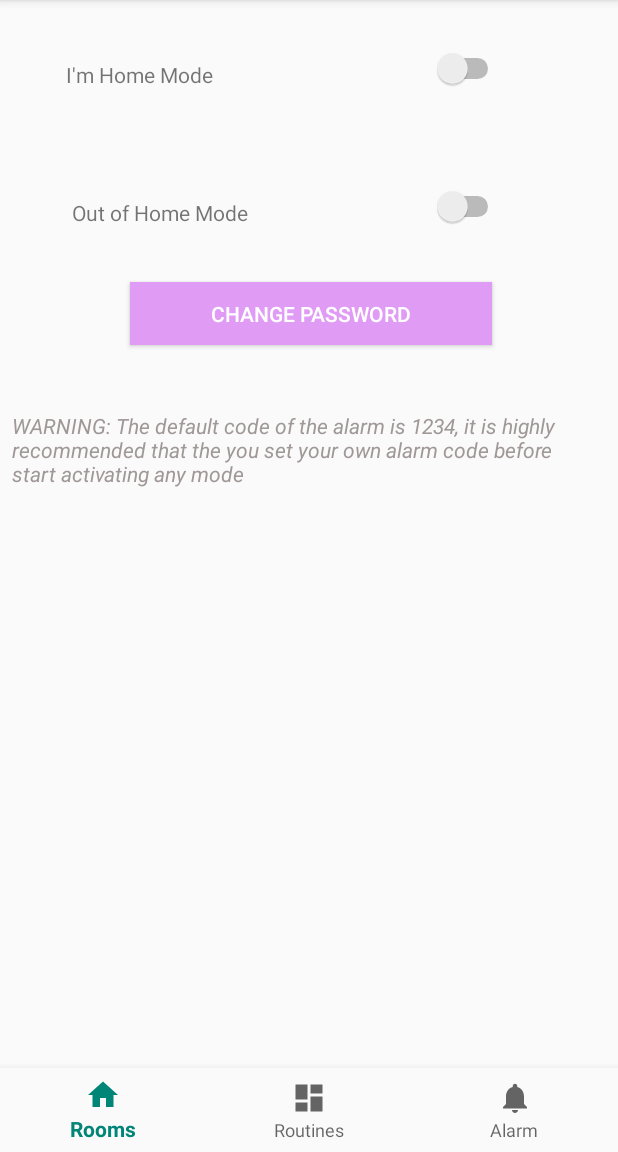
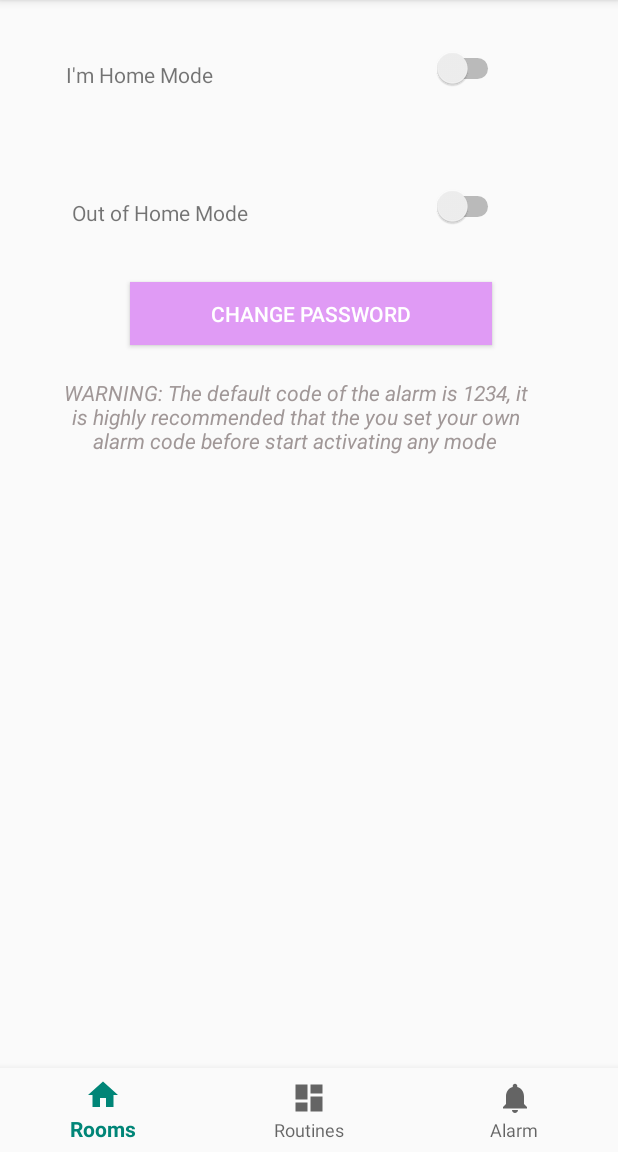
Before and after one commit to EugeDamm/HCI-App, an Android app: the fragment AlarmFragment placed in its activity, on a phone screen of 412 x 824 dp, the part 84-1236 px from its top. Run offline under Robolectric (Android 15) with nearby library versions, the phone set to English and light mode, and no system bars; our stand-ins replace Volley; network calls fail; 2 statements that could not run were skipped.

Commit message:
alarm finally done (for real)
alarm finaaaaaaaaaally done (for real)

```diff
--- a/app/src/main/java/ar/edu/itba/hci/smarthomesystem/MainActivity.java
+++ b/app/src/main/java/ar/edu/itba/hci/smarthomesystem/MainActivity.java
@@ -2,31 +2,18 @@ package ar.edu.itba.hci.smarthomesystem;
 
 
 import android.arch.lifecycle.MutableLiveData;
-import android.arch.lifecycle.Observer;
-import android.arch.lifecycle.ViewModel;
-import android.arch.lifecycle.ViewModelProvider;
-import android.arch.lifecycle.ViewModelProviders;
 import android.content.Context;
-import android.graphics.Point;
 import android.os.Bundle;
-import android.support.annotation.Nullable;
 import android.support.design.widget.BottomNavigationView;
 import android.support.v4.app.Fragment;
-import android.support.v4.app.FragmentManager;
 import android.support.v7.app.AppCompatActivity;
 import android.support.annotation.NonNull;
-import android.support.v7.widget.RecyclerView;
 import android.util.Log;
 import android.view.Display;
 import android.view.MenuItem;
 import android.view.Surface;
-import android.view.View;
-import android.view.ViewGroup;
 import android.view.WindowManager;
-import android.widget.TextView;
-import android.widget.Toast;
 
-import com.android.volley.NetworkResponse;
 import com.android.volley.Response;
 import com.android.volley.VolleyError;
 import java.util.ArrayList;
@@ -41,11 +28,7 @@ public class MainActivity extends AppCompatActivity implements BottomNavigationV
     private Fragment fragment = null;
     private Bundle bundle = new Bundle();
     public Context context;
-    private RoomListViewModel viewModel;
-    boolean ALARM_CREATED = false;
     private String ALARM_TYPE_ID = "mxztsyjzsrq7iaqc";
-    String alarmId;
-    private ArrayList<Device> mDevices = new ArrayList<>();
 
     @Override
     protected void onCreate(Bundle savedInstanceState) {
@@ -56,27 +39,10 @@ public class MainActivity extends AppCompatActivity implements BottomNavigationV
         setContentView(R.layout.activity_main);
         BottomNavigationView navView = findViewById(R.id.nav_view);
         navView.setOnNavigationItemSelectedListener(this);
-        Api.getInstance(this).getRooms(new Response.Listener<ArrayList<Room>>() {
-            @Override
-            public void onResponse(ArrayList<Room> response) {
-                bundle.putParcelableArrayList("rooms", response);
-                fragment = new Rooms();
-                fragment.setArguments(bundle);
-                loadFragment(fragment);
-            }
-        }, new Response.ErrorListener() {
-            @Override
-            public void onErrorResponse(VolleyError error) {
-                ErrorHandler.handleError(error, MainActivity.this);
-            }
-        });
-        if(display.getRotation() == Surface.ROTATION_90) {
-            loadDoubleView();
-        } else {
+        if(savedInstanceState == null) {
             fragment = new Rooms();
+        }
             loadFragment(fragment);
-        }
-
     }
 
     @Override
@@ -111,7 +77,7 @@ public class MainActivity extends AppCompatActivity implements BottomNavigationV
                             if(d.getTypeId().equals(ALARM_TYPE_ID)) {
                                 AlarmFragment alarmFragment = new AlarmFragment();
                                 Bundle bundle = new Bundle();
-                                Alarm alarm = new Alarm(d.getName(), d.getId(), d.getTypeId());
+                                Alarm alarm = new Alarm("",d.getName(), d.getId());
                                 bundle.putSerializable("alarm", alarm);
                                 alarmFragment.setArguments(bundle);
                                 loadFragment(alarmFragment);
--- a/app/src/main/res/layout/fragment_alarm.xml
+++ b/app/src/main/res/layout/fragment_alarm.xml
@@ -75,11 +75,12 @@
 
             <TextView
                 android:id="@+id/textView"
-                android:layout_width="387dp"
-                android:layout_height="52dp"
-                android:layout_marginStart="8dp"
-                android:layout_marginTop="274dp"
+                android:layout_width="321dp"
+                android:layout_height="54dp"
+                android:layout_marginStart="36dp"
+                android:layout_marginTop="252dp"
                 android:text="@string/alarm_code_warning"
+                android:textAlignment="center"
                 android:textAppearance="@style/TextAppearance.AppCompat.Body1"
                 android:textColor="#DC918787"
                 android:textStyle="italic"
--- a/app/src/main/res/values/strings.xml
+++ b/app/src/main/res/values/strings.xml
@@ -48,6 +48,7 @@
     <string name="out_home_mode_activated">Out of Home Mode activated successfully</string>
     <string name="disarm_mode">Mode desactivated successfully</string>
     <string name="tool">tool</string>
+    <string name="wrong_code">Wrong Code!</string>
 
     <!-- TODO: Remove or change this placeholder text -->
     <string name="alarm_not_created">The alarm it is not added. You can add it from the webpage.</string>
@@ -83,4 +84,5 @@
     <string name="change_heat">Change Heat</string>
     <string name="change_convection">Change Convection</string>
     <string name="no_rooms">No Rooms Have Been Added!</string>
+    <string name="disactivate_mode">Disactivate Mode</string>
 </resources>
```
Also changed, not shown: app/src/main/java/ar/edu/itba/hci/smarthomesystem/AlarmFragment.java (+99 -35 lines), app/src/main/java/ar/edu/itba/hci/smarthomesystem/State.java (+6 -1 lines), app/src/main/java/devices/Alarm.java (+17 -17 lines), 1 other file.
